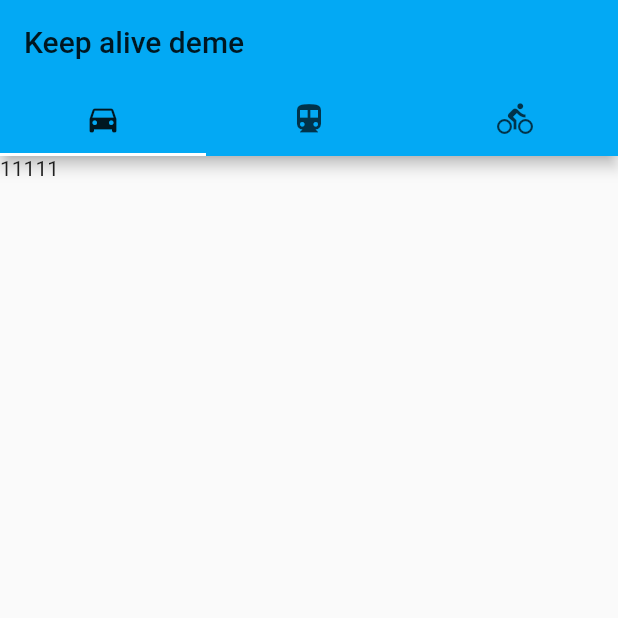
After one commit to sunday2146/flutter_dome, a Flutter app: the screen it shows after launch, after a tap on "demo_test", on a phone screen of 412 x 824 dp, the top half of it. The commit adds this screen. Run offline on Flutter 3.47's test engine with Material 2 defaults, Android fonts, the phone set to English and light mode, and no system bars.

Commit message:
feat: 'tabs'

```diff
--- /dev/null
+++ b/lib/demo_test.dart
@@ -0,0 +1,62 @@
+import 'package:flutter/material.dart';
+
+class DemoTest extends StatelessWidget {
+  @override
+  Widget build(BuildContext context) {
+    return MaterialApp(
+      title: 'Keep Status Alive',
+      theme: ThemeData(
+        primarySwatch: Colors.lightBlue
+      ),
+      home: KeepAliveDeme(),
+    );
+  }
+}
+
+class KeepAliveDeme extends StatefulWidget {
+  @override
+  _KeepAliveDemeState createState() => _KeepAliveDemeState();
+}
+
+
+class _KeepAliveDemeState extends State<KeepAliveDeme> with SingleTickerProviderStateMixin  {
+  TabController _controller;
+
+  @override
+  void initState() {
+    super.initState();
+    _controller = TabController(length: 3, vsync: this); // vsync：垂直
+  }
+
+  // 销毁方法
+  @override
+  void dispose(){
+    _controller.dispose();
+    super.dispose();
+  }
+
+  @override
+  Widget build(BuildContext context) {
+    return Scaffold(
+      appBar: AppBar(
+        title: Text('Keep alive deme'),
+        bottom: TabBar(
+          controller: _controller,
+          tabs: <Widget>[
+            Tab(icon: Icon(Icons.directions_car)),
+            Tab(icon: Icon(Icons.directions_transit)),
+            Tab(icon: Icon(Icons.directions_bike)),
+          ],
+        ),
+      ),
+      body: TabBarView(
+        controller: _controller,
+        children: <Widget>[
+          Text('11111'),
+          Text('2222'),
+          Text('333331'),
+        ],
+      ),
+    );
+  }
+}
--- a/lib/home.dart
+++ b/lib/home.dart
@@ -3,6 +3,7 @@ import 'package:flutter/material.dart';
 class MyAppHome extends StatelessWidget {
   @override
   final List<String> items = [
+    'demo_test',
     'demo1',
     'demo2',
     'demo3',
--- a/lib/main.dart
+++ b/lib/main.dart
@@ -1,5 +1,6 @@
 import 'package:flutter/material.dart';
 import './home.dart';
+import './demo_test.dart';
 import './demo1.dart';
 import './demo2.dart';
 import './demo3.dart';
@@ -19,6 +20,7 @@ import './demo13.dart';
 void main() => runApp(MaterialApp(
       home: MyAppHome(), // becomes the route named '/'
       routes: <String, WidgetBuilder>{
+        '/demo_test': (BuildContext context) => DemoTest(),
         '/demo1': (BuildContext context) => Demo1(),
         '/demo2': (BuildContext context) => Demo2(),
         '/demo3': (BuildContext context) => Demo3(),
```
